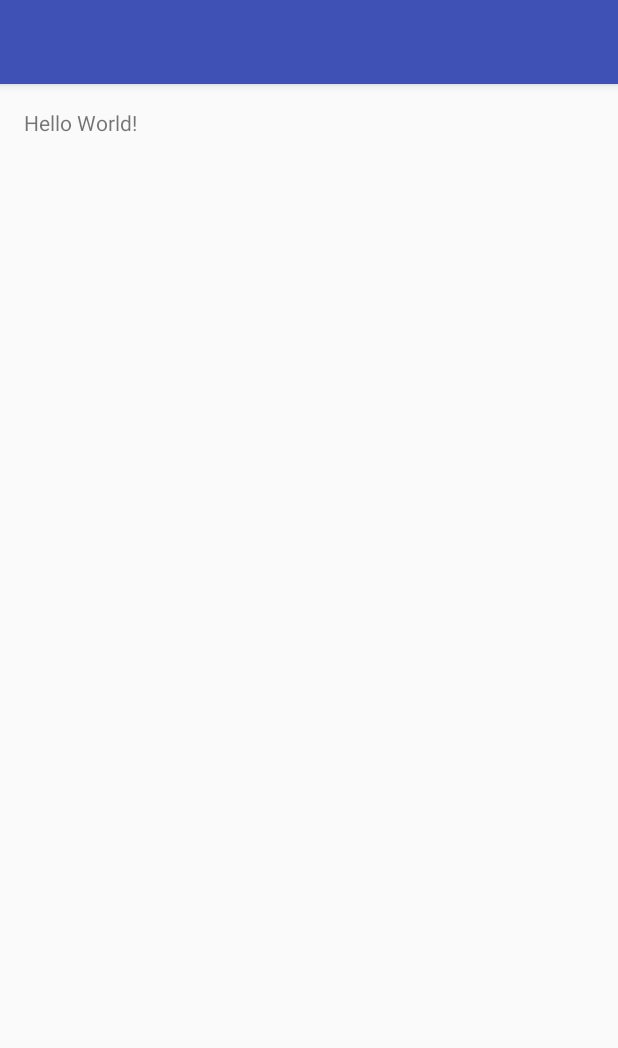
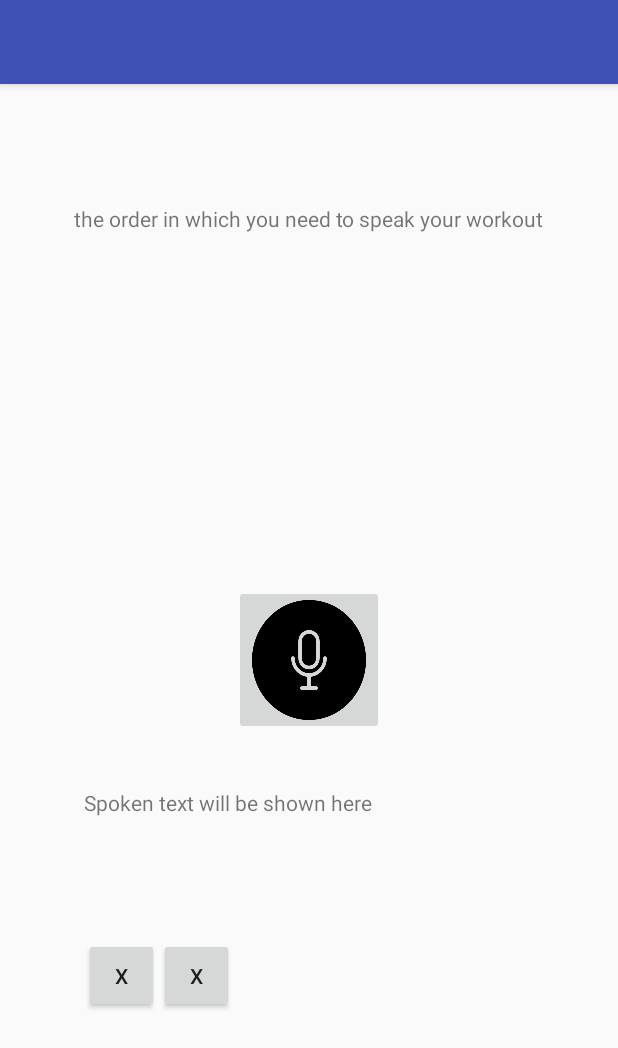
Before and after one commit to alecmedina24/Capstone-Project, an Android app: the screen it shows after launch (MainActivity), on a phone screen of 412 x 824 dp. Shown: the top 1048 px of the screen. Run offline under Robolectric (Android 15) with nearby library versions, the light colour scheme and no system bars.

Commit message:
Feat: Added main activity layout

```diff
--- a/app/build.gradle
+++ b/app/build.gradle
@@ -23,4 +23,5 @@ dependencies {
     compile fileTree(dir: 'libs', include: ['*.jar'])
     testCompile 'junit:junit:4.12'
     compile 'com.android.support:appcompat-v7:23.3.0'
+    compile 'com.jakewharton:butterknife:8.0.0'
 }
--- a/app/src/main/res/layout/activity_main.xml
+++ b/app/src/main/res/layout/activity_main.xml
@@ -2,15 +2,53 @@
 <RelativeLayout xmlns:android="http://schemas.android.com/apk/res/android"
     xmlns:tools="http://schemas.android.com/tools"
     android:layout_width="match_parent"
-    android:layout_height="match_parent"
-    android:paddingBottom="@dimen/activity_vertical_margin"
-    android:paddingLeft="@dimen/activity_horizontal_margin"
-    android:paddingRight="@dimen/activity_horizontal_margin"
-    android:paddingTop="@dimen/activity_vertical_margin"
-    tools:context="com.xphonesoftware.capstoneproject.MainActivity">
+    android:layout_height="match_parent">
 
     <TextView
+        android:id="@+id/sentence_structure_hint"
         android:layout_width="wrap_content"
         android:layout_height="wrap_content"
-        android:text="Hello World!" />
+        android:layout_centerHorizontal="true"
+        android:layout_marginTop="80dp"
+        android:text="the order in which you need to speak your workout"/>
+
+    <ImageButton
+        android:id="@+id/voice_record"
+        android:layout_width="100dp"
+        android:layout_height="100dp"
+        android:scaleType="fitXY"
+        android:src="@drawable/circular_microphone_button"
+        android:clickable="true"
+        android:text="Record Workout"
+        android:layout_centerInParent="true"/>
+
+    <TextView
+        android:id="@+id/workout_text"
+        android:layout_width="300dp"
+        android:layout_height="100dp"
+        android:layout_below="@id/voice_record"
+        android:layout_centerInParent="true"
+        android:layout_marginLeft="35dp"
+        android:layout_marginRight="35dp"
+        android:layout_marginTop="35dp"
+        android:text="Spoken text will be shown here"/>
+
+    <Button
+        android:id="@+id/accept_text_button"
+        android:layout_width="50dp"
+        android:layout_height="50dp"
+        android:layout_below="@id/workout_text"
+        android:layout_alignLeft="@id/workout_text"
+        android:clickable="true"
+        android:text="X"/>
+
+    <Button
+        android:id="@+id/reject_text_button"
+        android:layout_width="50dp"
+        android:layout_height="50dp"
+        android:layout_below="@id/workout_text"
+        android:layout_toRightOf="@id/accept_text_button"
+        android:clickable="true"
+        android:text="X"/>
+
 </RelativeLayout>
```
Also changed, not shown: app/src/main/res/drawable/circular_microphone_button.png (added).
